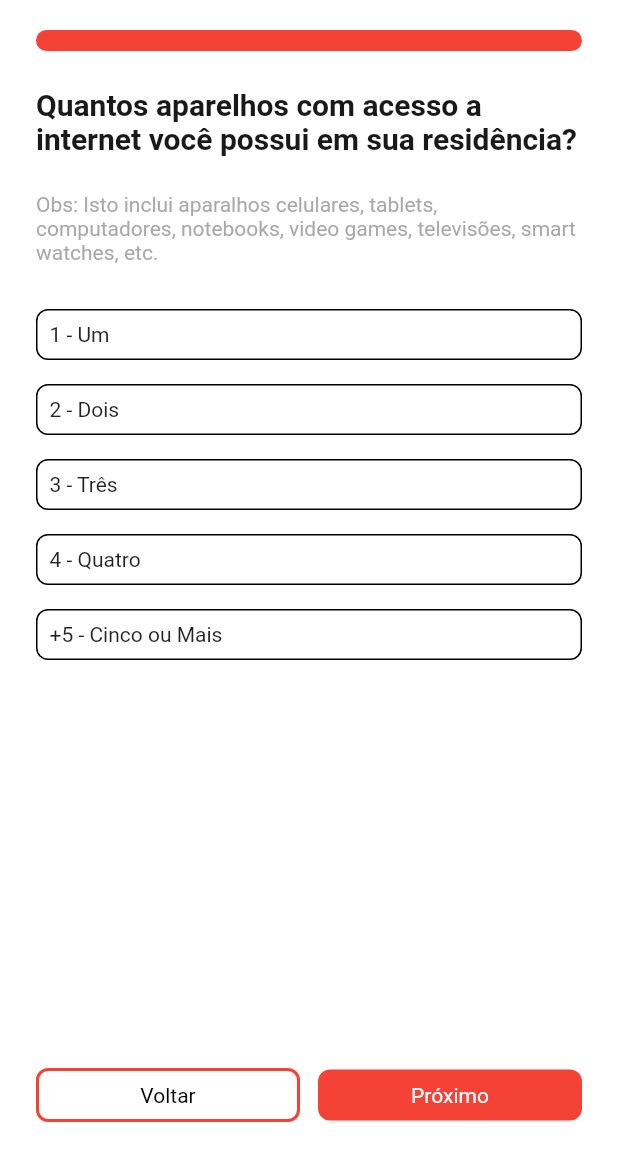
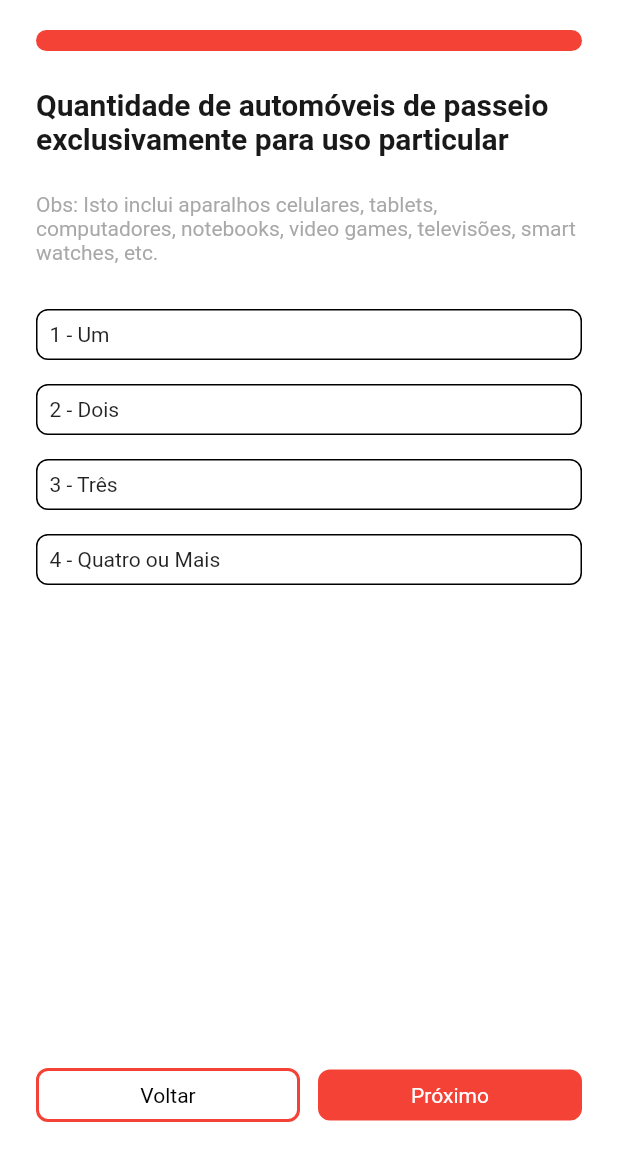
Before and after one commit to MojoMiojo/clinica_gelp_mobile, a Flutter app: the screen it shows after launch, on a phone screen of 412 x 824 dp, the part 66-1236 px from its top. Run offline on Flutter 3.47's test engine with Material 2 defaults, Android fonts, the phone set to English and light mode, and no system bars.

Commit message:
feat: socioeconomic_repository

```diff
--- /dev/null
+++ b/lib/src/data/socioeconomic/datasource/socioeconomic_datasource.dart
@@ -0,0 +1,16 @@
+class SocioeconomicDataSource {
+  String getSocioeconomicQuestions() {
+    return '''
+            [
+              {
+                "id": 1,
+                "question": "Quantidade de automóveis de passeio exclusivamente para uso particular"
+              },
+              {
+                "id": 2,
+                "question": "Quantidade de empregados mensalistas, considerando apenas os que trabalham pelo menos cinco dias por semana"
+              }
+            ]
+            ''';
+  }
+}
--- /dev/null
+++ b/lib/src/data/socioeconomic/model/socioeconomic_question_dto.dart
@@ -0,0 +1,11 @@
+import 'package:gelp_questionnaire/src/domain/socioeconomic/model/socioeconomic_question_model.dart';
+
+extension SocioeconomicDTO on SocioeconomicQuestionModel {
+
+  static SocioeconomicQuestionModel toDomain(Map<String, dynamic> json) {
+    return SocioeconomicQuestionModel(
+      id: json['id'],
+      question: json['question'],
+    );
+  }
+}
--- /dev/null
+++ b/lib/src/data/socioeconomic/repository/socioeconomic_impl.dart
@@ -0,0 +1,20 @@
+import 'dart:convert';
+
+import 'package:gelp_questionnaire/src/data/socioeconomic/datasource/socioeconomic_datasource.dart';
+import 'package:gelp_questionnaire/src/data/socioeconomic/model/socioeconomic_question_dto.dart';
+import 'package:gelp_questionnaire/src/domain/socioeconomic/model/socioeconomic_question_model.dart';
+import 'package:gelp_questionnaire/src/domain/socioeconomic/repository/socioeconomic_repository.dart';
+
+class SocioeconomicImpl implements SocioeconomicRepository {
+  final _socioEconomicDatasource = SocioeconomicDataSource();
+
+  @override
+  List<SocioeconomicQuestionModel> getSocioeconomicQuestions() {
+    final String encodedJson = _socioEconomicDatasource.getSocioeconomicQuestions();
+    final List decodedQuestions = json.decode(encodedJson);
+
+    return decodedQuestions
+        .map((question) => SocioeconomicDTO.toDomain(question))
+        .toList();
+  }
+}
--- /dev/null
+++ b/lib/src/domain/socioeconomic/model/socioeconomic_question_model.dart
@@ -0,0 +1,10 @@
+// ignore_for_file: public_member_api_docs, sort_constructors_first
+class SocioeconomicQuestionModel {
+  int id;
+  String question;
+
+  SocioeconomicQuestionModel({
+    required this.id,
+    required this.question,
+  });
+}
--- /dev/null
+++ b/lib/src/domain/socioeconomic/repository/socioeconomic_repository.dart
@@ -0,0 +1,5 @@
+import 'package:gelp_questionnaire/src/domain/socioeconomic/model/socioeconomic_question_model.dart';
+
+abstract class SocioeconomicRepository {
+  List<SocioeconomicQuestionModel> getSocioeconomicQuestions();
+}
--- /dev/null
+++ b/lib/src/domain/socioeconomic/use_case/get_socioeconomic_questions_use_case.dart
@@ -0,0 +1,13 @@
+// ignore_for_file: public_member_api_docs, sort_constructors_first
+import 'package:gelp_questionnaire/src/domain/socioeconomic/model/socioeconomic_question_model.dart';
+import 'package:gelp_questionnaire/src/domain/socioeconomic/repository/socioeconomic_repository.dart';
+
+class GetSocioeconomicQuestionsUseCase {
+  final SocioeconomicRepository _socioeconomicRepository;
+
+  GetSocioeconomicQuestionsUseCase(this._socioeconomicRepository);
+
+  List<SocioeconomicQuestionModel> call() {
+    return _socioeconomicRepository.getSocioeconomicQuestions();
+  }
+}
--- a/lib/src/presentation/pages/questions/question_page.dart
+++ b/lib/src/presentation/pages/questions/question_page.dart
@@ -1,5 +1,6 @@
 import 'package:flutter/material.dart';
 import 'package:gelp_questionnaire/src/presentation/Utils/text_styles.dart';
+import 'package:gelp_questionnaire/src/presentation/pages/questions/questions_page_bloc.dart';
 import 'package:gelp_questionnaire/src/presentation/widgets/custom_button_widget.dart';
 import 'package:gelp_questionnaire/src/presentation/widgets/image_app_bar_widget.dart';
 import 'package:gelp_questionnaire/src/presentation/widgets/progress_bar_widget.dart';
@@ -13,16 +14,13 @@ class QuestionPage extends StatefulWidget {
 }
 
 class _QuestionPageState extends State<QuestionPage> {
-  final questionList = [
-    '1 - Um',
-    '2 - Dois',
-    '3 - Três',
-    '4 - Quatro',
-    '+5 - Cinco ou Mais',
-  ];
+  final questionPageBloc = QuestionPageBloc();
+  final questionList = ['1 - Um', '2 - Dois', '3 - Três', '4 - Quatro ou Mais'];
 
   @override
   Widget build(BuildContext context) {
+    final questions = questionPageBloc.getEconomicQuestions();
+
     return Scaffold(
       backgroundColor: Colors.white,
       appBar: const ImageAppBar(),
@@ -36,7 +34,7 @@ class _QuestionPageState extends State<QuestionPage> {
             const ProgressBar(),
             const SizedBox(height: 24),
             Text(
-              "Quantos aparelhos com acesso a internet você possui em sua residência?",
+              questions.first.question,
               style: primaryTitle.style(),
               maxLines: 3,
             ),
--- /dev/null
+++ b/lib/src/presentation/pages/questions/questions_page_bloc.dart
@@ -0,0 +1,13 @@
+import 'package:gelp_questionnaire/src/data/socioeconomic/repository/socioeconomic_impl.dart';
+import 'package:gelp_questionnaire/src/domain/socioeconomic/model/socioeconomic_question_model.dart';
+import 'package:gelp_questionnaire/src/domain/socioeconomic/use_case/get_socioeconomic_questions_use_case.dart';
+
+class QuestionPageBloc {
+  final _getEconomicQuestionsUseCase = GetSocioeconomicQuestionsUseCase(
+    SocioeconomicImpl(),
+  );
+
+  List<SocioeconomicQuestionModel> getEconomicQuestions() {
+    return _getEconomicQuestionsUseCase();
+  }
+}
```
